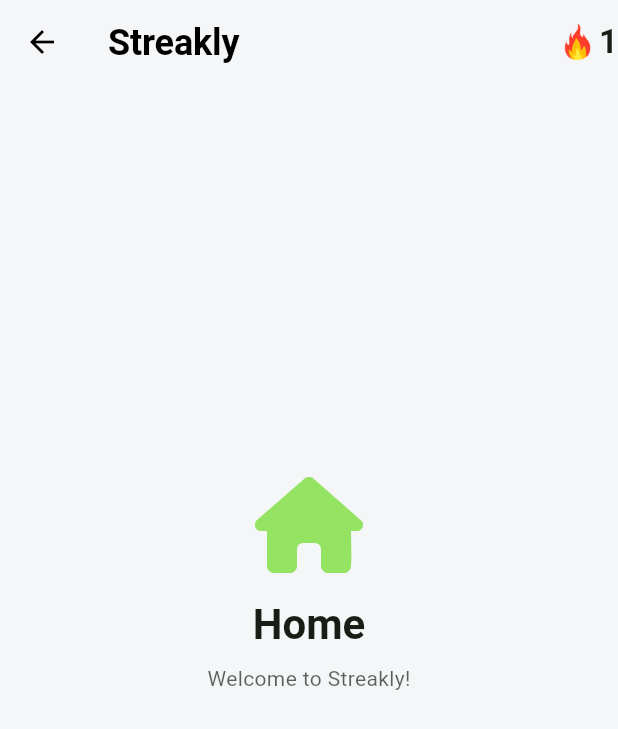
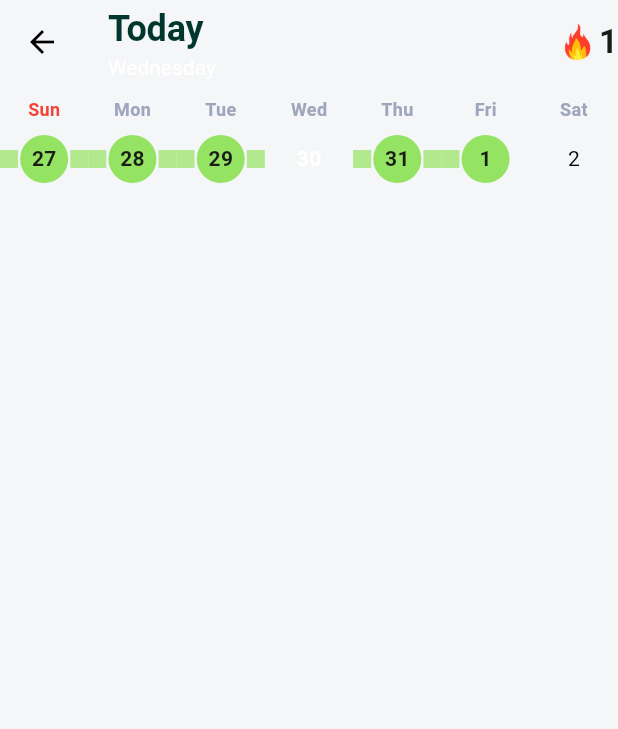
Before and after one commit to Faizan-26/streakly, a Flutter app: the HomePage screen opened directly, on a phone screen of 412 x 824 dp. Shown: the top 729 px of the screen. Run offline on Flutter 3.47's test engine with Material 3 defaults, Android fonts, the phone set to English and light mode, and no system bars; drawn by our look-alikes of table_calendar; our stand-ins replace awesome_notifications, device_preview_plus, flutter_animate, flutter_riverpod, font_awesome_flutter, glassmorphism and 2 more; accounts and stored records are empty; Roboto replaces fonts that are missing (Nunito).

Commit message:
Added calender, required decoration

```diff
--- a/lib/main.dart
+++ b/lib/main.dart
@@ -1,6 +1,5 @@
 import 'package:device_preview_plus/device_preview_plus.dart';
 import 'package:flutter/cupertino.dart';
-import 'package:flutter/foundation.dart';
 import 'package:flutter/material.dart';
 import 'package:flutter_riverpod/flutter_riverpod.dart';
 import 'package:streakly/controllers/theme_controller.dart';
@@ -8,18 +7,17 @@ import 'package:streakly/pages/main_wrapper.dart';
 import 'package:streakly/pages/onboarding/page.dart';
 import 'package:streakly/services/notification_service.dart';
 import 'package:streakly/theme/app_theme.dart';
-import 'package:streakly/utils/habit_data_migration.dart';
+// import 'package:streakly/utils/habit_data_migration.dart';
 
 void main() async {
   WidgetsFlutterBinding.ensureInitialized();
 
-  // Run data migration for existing habits
-  await HabitDataMigration.migrateIfNeeded();
+  // await HabitDataMigration.migrateIfNeeded();
 
   // Initialize notification services
   await NotificationService.initialize();
-  // await NotificationManager.initialize();
-  // await NotificationManager.setupIsolateListener();
+  await NotificationManager.initialize();
+  await NotificationManager.setupIsolateListener();
 
   runApp(
     DevicePreview(
--- a/lib/pages/home/page.dart
+++ b/lib/pages/home/page.dart
@@ -1,49 +1,118 @@
 import 'package:flutter/material.dart';
-import 'package:font_awesome_flutter/font_awesome_flutter.dart';
+import 'package:intl/intl.dart';
+import 'package:streakly/theme/app_colors.dart';
 import 'package:streakly/theme/app_typography.dart';
+import 'package:streakly/widgets/table_calender_ui.dart';
 
-class HomePage extends StatelessWidget {
+class HomePage extends StatefulWidget {
   const HomePage({super.key});
+
+  @override
+  State<HomePage> createState() => _HomePageState();
+}
+
+class _HomePageState extends State<HomePage> {
+  ValueNotifier<DateTime> selectedDate = ValueNotifier<DateTime>(
+    DateTime.now(),
+  );
+
+  @override
+  void dispose() {
+    selectedDate.dispose();
+    super.dispose();
+  }
+
+  String getDateString(DateTime date) {
+    final now = DateTime.now();
+    final diff = now.difference(date);
+    if (diff.inDays == 0) {
+      return "Today";
+    } else if (diff.inDays == 1) {
+      return "Yesterday";
+    } else if (diff.inDays == -1) {
+      return "Tomorrow";
+    } else {
+      return DateFormat('MMM dd').format(date);
+    }
+  }
 
   @override
   Widget build(BuildContext context) {
     return Scaffold(
       appBar: AppBar(
+        backgroundColor: lightGrey,
         centerTitle: false,
-        title: Text("Streakly", style: AppTypography.headlineMedium),
+        title: ValueListenableBuilder<DateTime>(
+          valueListenable: selectedDate,
+          builder: (context, date, child) {
+            return Column(
+              crossAxisAlignment: CrossAxisAlignment.start,
+              children: [
+                RichText(
+                  text: TextSpan(
+                    children: [
+                      TextSpan(
+                        text: getDateString(date),
+                        style: AppTypography.headlineMedium.copyWith(
+                          color: darkGreen,
+                        ),
+                      ),
+                      TextSpan(text: '\n'),
+                      TextSpan(
+                        text: DateFormat('EEEE').format(date),
+                        style: AppTypography.bodyMedium,
+                      ),
+                    ],
+                  ),
+                ),
+              ],
+            );
+          },
+        ),
         actions: [StreakIndicator(count: "1")],
       ),
       body: SafeArea(
-        child: Padding(
-          padding: const EdgeInsets.only(bottom: 100),
-          child: Center(
-            child: Column(
-              mainAxisAlignment: MainAxisAlignment.center,
-              children: [
-                const FaIcon(
-                  FontAwesomeIcons.house,
-                  size: 64,
-                  color: Color(0xFF95E362), // green color
+        child: Column(
+          crossAxisAlignment: CrossAxisAlignment.start,
+          children: [
+            Container(
+              padding: const EdgeInsets.symmetric(vertical: 8),
+              color: lightGrey,
+              child: horizontalCalender(
+                selectedDate: selectedDate,
+                onDaySelected: (p0) {
+                  selectedDate.value = p0;
+                },
+                perfectDays: {
+                  DateTime.now(),
+
+                  DateTime.now().add(const Duration(days: 1)),
+                  DateTime.now().add(const Duration(days: 2)),
+                  DateTime.now().subtract(const Duration(days: 1)),
+                  DateTime.now().subtract(const Duration(days: 2)),
+                  DateTime.now().subtract(const Duration(days: 3)),
+                  DateTime.now().subtract(const Duration(days: 4)),
+                  DateTime.now().subtract(const Duration(days: 5)),
+                  DateTime.now().subtract(const Duration(days: 6)),
+
+                  DateTime.now().subtract(const Duration(days: 7)),
+                },
+                progressMap: {},
+              ),
+            ),
+            Expanded(
+              child: Padding(
+                padding: const EdgeInsets.symmetric(horizontal: 12),
+                child: Column(
+                  crossAxisAlignment: CrossAxisAlignment.start,
+                  children: [
+                    const SizedBox(height: 16),
+                    // Add your habit list or other content here
+                  ],
                 ),
-                const SizedBox(height: 16),
-                Text(
-                  'Home',
-                  style: Theme.of(context).textTheme.headlineMedium?.copyWith(
-                    fontWeight: FontWeight.bold,
-                  ),
-                ),
-                const SizedBox(height: 8),
-                Text(
-                  'Welcome to Streakly!',
-                  style: Theme.of(context).textTheme.bodyMedium?.copyWith(
-                    color: Theme.of(
-                      context,
-                    ).textTheme.bodyMedium?.color?.withOpacity(0.7),
-                  ),
-                ),
-              ],
+              ),
             ),
-          ),
+          ],
         ),
       ),
     );
--- /dev/null
+++ b/lib/widgets/table_calender_ui.dart
@@ -0,0 +1,205 @@
+import 'package:flutter/material.dart';
+import 'package:table_calendar/table_calendar.dart';
+import 'package:intl/intl.dart';
+import 'package:streakly/theme/app_colors.dart';
+import 'package:streakly/theme/app_typography.dart';
+
+/// HorizontalCalender widget with custom visuals for streaks, perfect days, and progress.
+Widget horizontalCalender({
+  required ValueNotifier<DateTime> selectedDate,
+  required Set<DateTime> perfectDays,
+  required Map<DateTime, double> progressMap, // 0.0–1.0 for circular progress
+  required void Function(DateTime) onDaySelected,
+}) {
+  bool isSameDay(DateTime a, DateTime b) =>
+      a.year == b.year && a.month == b.month && a.day == b.day;
+
+  // Helper to check if a day is perfect
+  bool isPerfectDay(DateTime day) => perfectDays.any((d) => isSameDay(d, day));
+
+  double? getProgress(DateTime day) {
+    for (final entry in progressMap.entries) {
+      if (isSameDay(entry.key, day)) return entry.value;
+    }
+    return null;
+  }
+
+  // Helper to check if a day is in a streak (now same as perfect day)
+  bool isStreakDay(DateTime day) => isPerfectDay(day);
+
+  // Helper to check if a day is today
+  bool isToday(DateTime day) => isSameDay(day, DateTime.now());
+
+  // Helper to check if a day is selected
+  bool isSelected(DateTime day) => isSameDay(day, selectedDate.value);
+  DateTime normalize(DateTime d) => DateTime(d.year, d.month, d.day);
+
+  bool isLeftMostPerfectDay(DateTime day) {
+    final normalizedStreak = perfectDays.map(normalize).toSet();
+    return !normalizedStreak.contains(
+      normalize(day).subtract(const Duration(days: 1)),
+    );
+  }
+
+  bool isRightMostPerfectDay(DateTime day) {
+    final normalizedStreak = perfectDays.map(normalize).toSet();
+    return !normalizedStreak.contains(
+      normalize(day).add(const Duration(days: 1)),
+    );
+  }
+
+  return TableCalendar(
+    firstDay: DateTime.utc(2020, 1, 1),
+    lastDay: DateTime.utc(2100, 12, 31),
+    focusedDay: selectedDate.value,
+    selectedDayPredicate: (day) => isSelected(day),
+    calendarFormat: CalendarFormat.week,
+    headerVisible: false,
+    daysOfWeekVisible: true,
+    onDaySelected: (selected, focused) {
+      selectedDate.value = selected;
+      onDaySelected(selected);
+    },
+    calendarStyle: CalendarStyle(
+      outsideDaysVisible: false,
+      todayDecoration: BoxDecoration(
+        // border: Border.all(color: green, width: 2),
+        // shape: BoxShape.circle,
+      ),
+      selectedDecoration: BoxDecoration(shape: BoxShape.circle),
+      defaultTextStyle: AppTypography.bodyMedium.copyWith(color: Colors.black),
+      weekendTextStyle: AppTypography.bodyMedium.copyWith(color: Colors.red),
+      todayTextStyle: AppTypography.bodyMedium.copyWith(
+        color: green,
+        fontWeight: FontWeight.bold,
+      ),
+      selectedTextStyle: AppTypography.bodyMedium.copyWith(
+        color: Colors.white,
+        fontWeight: FontWeight.bold,
+      ),
+    ),
+    daysOfWeekStyle: DaysOfWeekStyle(
+      weekdayStyle: AppTypography.bodySmall.copyWith(color: grey),
+      weekendStyle: AppTypography.bodySmall.copyWith(color: Colors.red),
+    ),
+    calendarBuilders: CalendarBuilders(
+      defaultBuilder: (context, day, focusedDay) {
+        final progress = getProgress(day);
+        final perfect = isPerfectDay(day);
+        final streak = isStreakDay(day);
+        final today = isToday(day);
+        final selected = isSelected(day);
+
+        return Stack(
+          clipBehavior: Clip.none,
+          alignment: Alignment.center,
+          children: [
+            // Streak line (left)
+            if (streak &&
+                isPerfectDay(day.subtract(const Duration(days: 1))) &&
+                !isLeftMostPerfectDay(day))
+              Positioned(
+                left: 0,
+                right: null,
+                top: 20,
+                bottom: 20,
+                child: Container(
+                  width: 12,
+                  height: 2,
+                  color: green.withOpacity(0.7),
+                ),
+              ),
+            // Streak line (right)
+            if (streak &&
+                isPerfectDay(day.add(const Duration(days: 1))) &&
+                !isRightMostPerfectDay(day))
+              Positioned(
+                right: 0,
+                left: null,
+                top: 20,
+                bottom: 20,
+                child: Container(
+                  width: 12,
+                  height: 2,
+                  color: green.withOpacity(0.7),
+                ),
+              ),
+            // Circular progress indicator
+            if (progress != null && progress < 1.0 && progress > 0.0)
+              SizedBox(
+                width: 36,
+                height: 36,
+                child: CircularProgressIndicator(
+                  value: progress,
+                  strokeWidth: 3,
+                  backgroundColor: lightGrey,
+                  valueColor: AlwaysStoppedAnimation<Color>(green),
+                ),
+              ),
+            // Filled circle for perfect day
+            if (perfect)
+              Container(
+                width: 32,
+                height: 32,
+                decoration: BoxDecoration(
+                  color: green,
+                  shape: BoxShape.circle,
+                  boxShadow: [
+                    if (today)
+                      BoxShadow(
+                        color: green.withOpacity(0.3),
+                        blurRadius: 8,
+                        spreadRadius: 2,
+                      ),
+                  ],
+                ),
+              ),
+            // Highlight today (if not perfect)
+            if (today && !perfect)
+              Container(
+                width: 32,
+                height: 32,
+                decoration: BoxDecoration(
+                  border: Border.all(color: green, width: 2),
+                  shape: BoxShape.circle,
+                ),
+              ),
+            // Day number
+            Center(
+              child: Text(
+                '${day.day}',
+                style: perfect
+                    ? AppTypography.bodyMedium.copyWith(
+                        // color: darkGreen,
+                        fontWeight: FontWeight.bold,
+                      )
+                    : today
+                    ? AppTypography.bodyMedium.copyWith(
+                        // color: green,
+                        fontWeight: FontWeight.bold,
+                      )
+                    : AppTypography.bodyMedium.copyWith(color: Colors.black),
+              ),
+            ),
+          ],
+        );
+      },
+      todayBuilder: (context, day, focusedDay) =>
+          null, // handled in defaultBuilder
+      selectedBuilder: (context, day, focusedDay) =>
+          null, // handled in defaultBuilder
+      dowBuilder: (context, day) {
+        final text = DateFormat.E().format(day);
+        return Center(
+          child: Text(
+            text,
+            style: AppTypography.bodySmall.copyWith(
+              color: day.weekday == DateTime.sunday ? Colors.red : grey,
+              fontWeight: FontWeight.w600,
+            ),
+          ),
+        );
+      },
+    ),
+  );
+}
--- a/pubspec.yaml
+++ b/pubspec.yaml
@@ -22,8 +22,8 @@ dependencies:
   blurrycontainer: ^2.1.0
   awesome_bottom_bar: ^1.2.4
   glassmorphism: ^3.0.0
-  table_calendar: ^3.1.0
   intl: ^0.20.2
+  table_calendar: ^3.2.0
 
 dev_dependencies:
   flutter_test:
```
